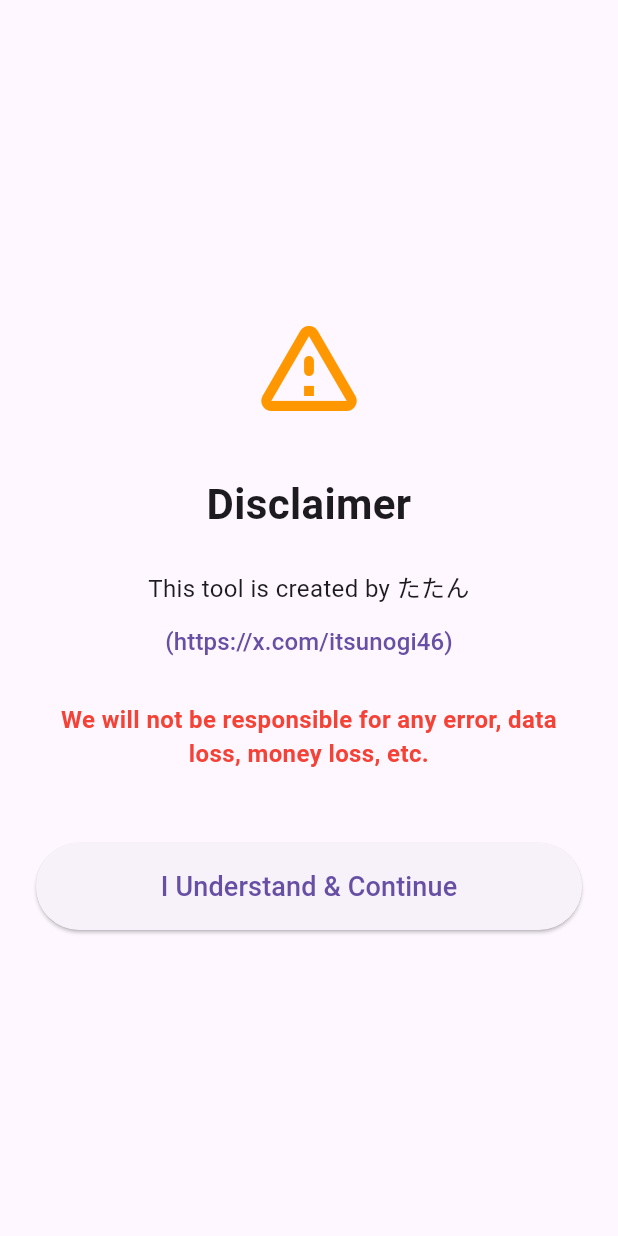
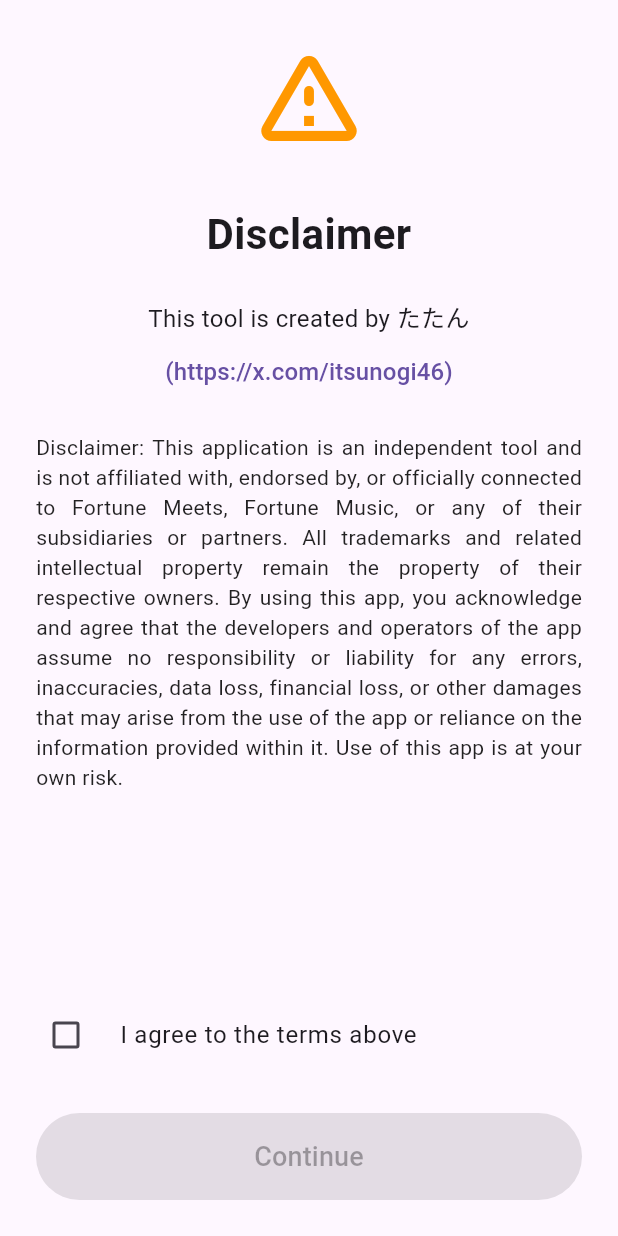
Before and after one commit to iamCristYe/lucky-scan, a Flutter app: the screen it shows after launch, on a phone screen of 412 x 824 dp. Run offline on Flutter 3.47's test engine with Material 3 defaults, Android fonts, the light colour scheme and no system bars; our stand-ins replace camera, permission_handler, shared_preferences, webview_flutter; missing offline and left inert: google_mlkit_text_recognition.

Commit message:
feat: Convert disclaimer screen to stateful, add a detailed scrollable disclaimer with an acceptance checkbox, and gate the continue button's functionality.

```diff
--- a/lib/screens/disclaimer_screen.dart
+++ b/lib/screens/disclaimer_screen.dart
@@ -2,14 +2,27 @@ import 'package:flutter/material.dart';
 import 'package:url_launcher/url_launcher.dart';
 import '../main.dart'; // Import MainWrapper
 
-class DisclaimerScreen extends StatelessWidget {
+class DisclaimerScreen extends StatefulWidget {
   const DisclaimerScreen({super.key});
+
+  @override
+  State<DisclaimerScreen> createState() => _DisclaimerScreenState();
+}
+
+class _DisclaimerScreenState extends State<DisclaimerScreen> {
+  bool _isAccepted = false;
 
   Future<void> _launchUrl() async {
     final Uri url = Uri.parse('https://x.com/itsunogi46');
     if (!await launchUrl(url)) {
       throw Exception('Could not launch $url');
     }
+  }
+
+  void _navigateToMain() {
+    Navigator.of(context).pushReplacement(
+      MaterialPageRoute(builder: (context) => const MainWrapper()),
+    );
   }
 
   @override
@@ -50,27 +63,38 @@ class DisclaimerScreen extends StatelessWidget {
                 ),
               ),
               const SizedBox(height: 16),
-              const Text(
-                'We will not be responsible for any error, data loss, money loss, etc.',
-                style: TextStyle(
-                  fontSize: 16,
-                  color: Colors.red,
-                  fontWeight: FontWeight.bold,
+              const Expanded(
+                child: SingleChildScrollView(
+                  child: Text(
+                    'Disclaimer: This application is an independent tool and is not affiliated with, endorsed by, or officially connected to Fortune Meets, Fortune Music, or any of their subsidiaries or partners. All trademarks and related intellectual property remain the property of their respective owners. By using this app, you acknowledge and agree that the developers and operators of the app assume no responsibility or liability for any errors, inaccuracies, data loss, financial loss, or other damages that may arise from the use of the app or reliance on the information provided within it. Use of this app is at your own risk.',
+                    style: TextStyle(
+                      fontSize: 14,
+                      color: Colors.black87,
+                    ),
+                    textAlign: TextAlign.justify,
+                  ),
                 ),
-                textAlign: TextAlign.center,
               ),
-              const SizedBox(height: 48),
+              const SizedBox(height: 16),
+              CheckboxListTile(
+                value: _isAccepted,
+                onChanged: (bool? value) {
+                  setState(() {
+                    _isAccepted = value ?? false;
+                  });
+                },
+                title: const Text('I agree to the terms above'),
+                controlAffinity: ListTileControlAffinity.leading,
+                contentPadding: EdgeInsets.zero,
+              ),
+              const SizedBox(height: 24),
               ElevatedButton(
-                onPressed: () {
-                  Navigator.of(context).pushReplacement(
-                    MaterialPageRoute(builder: (context) => const MainWrapper()),
-                  );
-                },
+                onPressed: _isAccepted ? _navigateToMain : null,
                 style: ElevatedButton.styleFrom(
                   padding: const EdgeInsets.symmetric(vertical: 16),
                 ),
                 child: const Text(
-                  'I Understand & Continue',
+                  'Continue',
                   style: TextStyle(fontSize: 18),
                 ),
               ),
```
